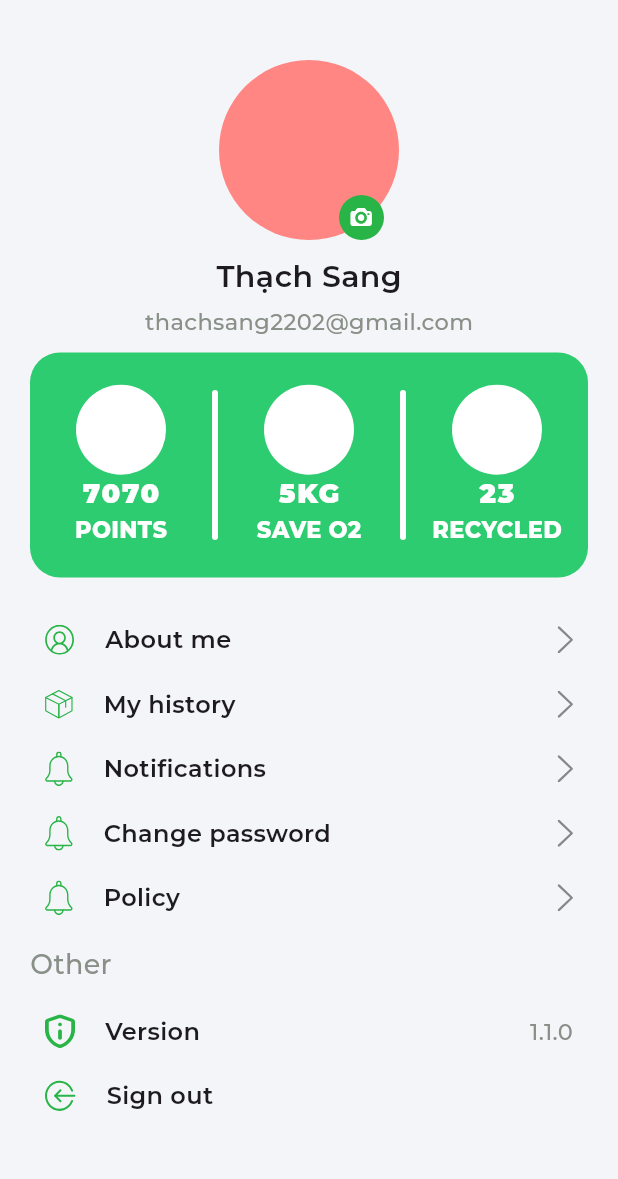
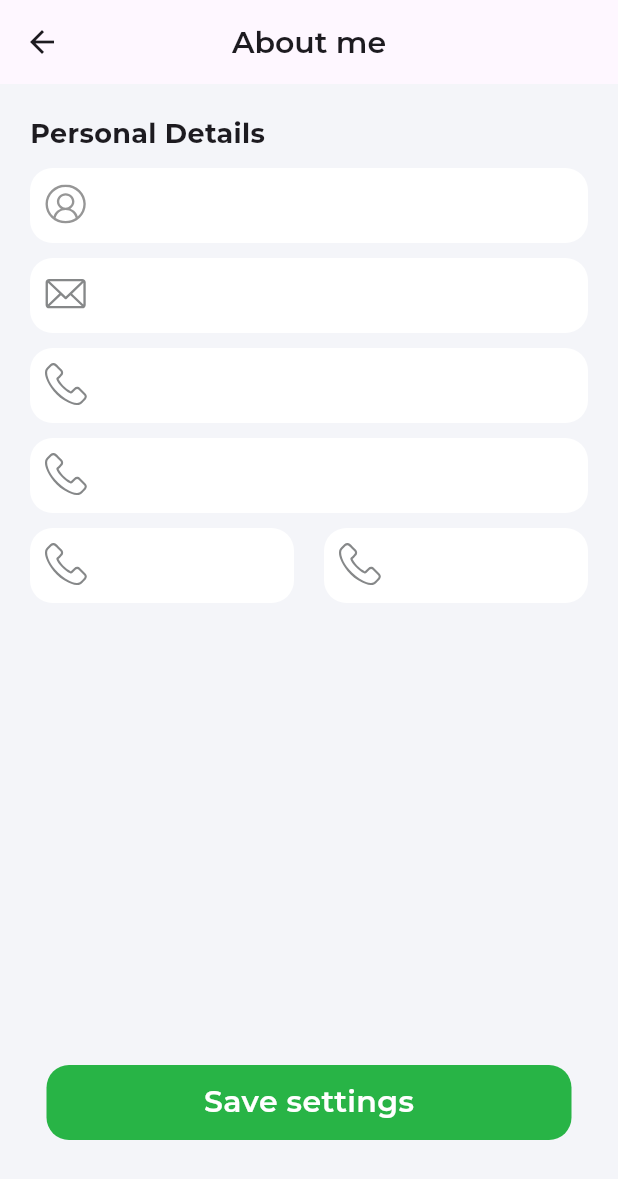
Before and after one commit to ThachSangW3G/ecoTS_FE, a Flutter app: the AccountScreen screen opened directly, after a tap on "About me", on a phone screen of 412 x 824 dp. Shown: the top 1179 px of the screen. Run offline on Flutter 3.47's test engine with Material 3 defaults, Android fonts, the phone set to English and light mode, and no system bars; our stand-ins replace awesome_dialog, flutter_svg, get, google_fonts, page_transition; project files that could hold a hidden picture were left out.

Commit message:
finish about me

```diff
--- /dev/null
+++ b/lib/screens/accounts/about_me.dart
@@ -0,0 +1,197 @@
+import 'package:ecots_frontend/constants/app_colors.dart';
+import 'package:ecots_frontend/constants/app_style.dart';
+import 'package:flutter/cupertino.dart';
+import 'package:flutter/material.dart';
+import 'package:flutter_svg/flutter_svg.dart';
+import 'package:google_fonts/google_fonts.dart';
+
+class AboutMe extends StatefulWidget {
+  const AboutMe({super.key});
+
+  @override
+  State<AboutMe> createState() => _AboutMeState();
+}
+
+class _AboutMeState extends State<AboutMe> {
+  @override
+  Widget build(BuildContext context) {
+    return Scaffold(
+      backgroundColor: AppColors.whisper,
+      appBar: AppBar(
+        title: Text(
+          'About me',
+          style: kLableTextBlackW600,
+        ),
+        centerTitle: true,
+      ),
+      body: SingleChildScrollView(
+        child: Padding(
+          padding: const EdgeInsets.all(20),
+          child: Stack(
+            alignment: AlignmentDirectional.topCenter,
+            children: [
+              SizedBox(
+                height: MediaQuery.of(context).size.height,
+                width: MediaQuery.of(context).size.width,
+              ),
+              Column(
+                crossAxisAlignment: CrossAxisAlignment.start,
+                children: [
+                  Text(
+                    'Personal Details',
+                    style: kLableTilteBlack,
+                  ),
+                  const SizedBox(
+                    height: 10,
+                  ),
+                  Container(
+                    height: 50,
+                    width: MediaQuery.of(context).size.width - 40,
+                    decoration: const BoxDecoration(
+                        color: AppColors.white,
+                        borderRadius: BorderRadius.all(Radius.circular(15))),
+                    child: TextFormField(
+                      decoration: InputDecoration(
+                          border: InputBorder.none,
+                          prefixIcon: Padding(
+                            padding: const EdgeInsets.all(10.0),
+                            child: SvgPicture.asset(
+                              'assets/icons/person.svg',
+                            ),
+                          )),
+                    ),
+                  ),
+                  const SizedBox(
+                    height: 10,
+                  ),
+                  Container(
+                    height: 50,
+                    width: MediaQuery.of(context).size.width - 40,
+                    decoration: const BoxDecoration(
+                        color: AppColors.white,
+                        borderRadius: BorderRadius.all(Radius.circular(15))),
+                    child: TextFormField(
+                      decoration: InputDecoration(
+                          border: InputBorder.none,
+                          prefixIcon: Padding(
+                            padding: const EdgeInsets.all(10.0),
+                            child: SvgPicture.asset(
+                              'assets/icons/mail.svg',
+                            ),
+                          )),
+                    ),
+                  ),
+                  const SizedBox(
+                    height: 10,
+                  ),
+                  Container(
+                    height: 50,
+                    width: MediaQuery.of(context).size.width - 40,
+                    decoration: const BoxDecoration(
+                        color: AppColors.white,
+                        borderRadius: BorderRadius.all(Radius.circular(15))),
+                    child: TextFormField(
+                      decoration: InputDecoration(
+                          border: InputBorder.none,
+                          prefixIcon: Padding(
+                            padding: const EdgeInsets.all(10.0),
+                            child: SvgPicture.asset(
+                              'assets/icons/phone.svg',
+                            ),
+                          )),
+                    ),
+                  ),
+                  const SizedBox(
+                    height: 10,
+                  ),
+                  Container(
+                    height: 50,
+                    width: MediaQuery.of(context).size.width - 40,
+                    decoration: const BoxDecoration(
+                        color: AppColors.white,
+                        borderRadius: BorderRadius.all(Radius.circular(15))),
+                    child: TextFormField(
+                      decoration: InputDecoration(
+                          border: InputBorder.none,
+                          prefixIcon: Padding(
+                            padding: const EdgeInsets.all(10.0),
+                            child: SvgPicture.asset(
+                              'assets/icons/phone.svg',
+                            ),
+                          )),
+                    ),
+                  ),
+                  const SizedBox(
+                    height: 10,
+                  ),
+                  Row(
+                    mainAxisAlignment: MainAxisAlignment.spaceBetween,
+                    children: [
+                      Container(
+                        height: 50,
+                        width:
+                            (MediaQuery.of(context).size.width - 40) / 2 - 10,
+                        decoration: const BoxDecoration(
+                            color: AppColors.white,
+                            borderRadius:
+                                BorderRadius.all(Radius.circular(15))),
+                        child: TextFormField(
+                          decoration: InputDecoration(
+                              border: InputBorder.none,
+                              prefixIcon: Padding(
+                                padding: const EdgeInsets.all(10.0),
+                                child: SvgPicture.asset(
+                                  'assets/icons/phone.svg',
+                                ),
+                              )),
+                        ),
+                      ),
+                      Container(
+                        height: 50,
+                        width:
+                            (MediaQuery.of(context).size.width - 40) / 2 - 10,
+                        decoration: const BoxDecoration(
+                            color: AppColors.white,
+                            borderRadius:
+                                BorderRadius.all(Radius.circular(15))),
+                        child: TextFormField(
+                          decoration: InputDecoration(
+                              border: InputBorder.none,
+                              prefixIcon: Padding(
+                                padding: const EdgeInsets.all(10.0),
+                                child: SvgPicture.asset(
+                                  'assets/icons/phone.svg',
+                                ),
+                              )),
+                        ),
+                      ),
+                    ],
+                  )
+                ],
+              ),
+              Positioned(
+                  bottom: 140,
+                  child: Container(
+                    height: 50,
+                    width: 350,
+                    decoration: const BoxDecoration(
+                        color: AppColors.green,
+                        borderRadius: BorderRadius.all(Radius.circular(15))),
+                    child: Center(
+                      child: Text(
+                        'Save settings',
+                        style: GoogleFonts.montserrat(
+                            textStyle: const TextStyle(
+                                color: AppColors.white,
+                                fontSize: 20,
+                                fontWeight: FontWeight.w600)),
+                      ),
+                    ),
+                  ))
+            ],
+          ),
+        ),
+      ),
+    );
+  }
+}
--- a/lib/screens/accounts/notification_setting.dart
+++ b/lib/screens/accounts/notification_setting.dart
@@ -3,8 +3,10 @@ import 'package:ecots_frontend/constants/app_style.dart';
 import 'package:flutter/cupertino.dart';
 import 'package:flutter/material.dart';
 import 'package:flutter/widgets.dart';
+import 'package:google_fonts/google_fonts.dart';
 
 import '../../components/accounts/title_switch.dart';
+import '../../components/login_signup/button_green.dart';
 
 class NotificationSetting extends StatefulWidget {
   const NotificationSetting({super.key});
@@ -57,7 +59,14 @@ class _NotificationSettingState extends State<NotificationSetting> {
       body: SingleChildScrollView(
         child: Padding(
           padding: EdgeInsets.all(20.0),
-          child: Column(
+          child: Stack(
+            alignment: AlignmentDirectional.topCenter,
+            children: [
+              SizedBox(
+                height: MediaQuery.of(context).size.height,
+                width: MediaQuery.of(context).size.width,
+              ),
+              Column(
                 children: [
                   TitleSwitch(
                     title: 'Allow Notifcations',
@@ -89,6 +98,27 @@ class _NotificationSettingState extends State<NotificationSetting> {
                   ),
                 ],
               ),
+              Positioned(
+                  bottom: 140,
+                  child: Container(
+                    height: 50,
+                    width: 350,
+                    decoration: const BoxDecoration(
+                        color: AppColors.green,
+                        borderRadius: BorderRadius.all(Radius.circular(15))),
+                    child: Center(
+                      child: Text(
+                        'Save settings',
+                        style: GoogleFonts.montserrat(
+                            textStyle: const TextStyle(
+                                color: AppColors.white,
+                                fontSize: 20,
+                                fontWeight: FontWeight.w600)),
+                      ),
+                    ),
+                  ))
+            ],
+          ),
         ),
       ),
     );
--- a/lib/screens/bottom_nav/account_screen.dart
+++ b/lib/screens/bottom_nav/account_screen.dart
@@ -1,6 +1,7 @@
 import 'package:ecots_frontend/components/home/tile.dart';
 import 'package:ecots_frontend/constants/app_colors.dart';
 import 'package:ecots_frontend/constants/app_style.dart';
+import 'package:ecots_frontend/screens/accounts/about_me.dart';
 import 'package:ecots_frontend/screens/accounts/notification_setting.dart';
 import 'package:flutter/cupertino.dart';
 import 'package:flutter/material.dart';
@@ -112,7 +113,9 @@ class _AccountScreenState extends State<AccountScreen> {
                   height: 20,
                 ),
                 InkWell(
-                  onTap: () {},
+                  onTap: () {
+                    Get.to(const AboutMe());
+                  },
                   child: const Tile(
                       icon: 'assets/icons/aboutme.svg',
                       haveArrowRight: true,
```
Also changed, not shown: assets/icons/mail.svg (added), assets/icons/person.svg (added), assets/icons/phone.svg (added). Lines whose indentation alone changed are shown as unchanged.
